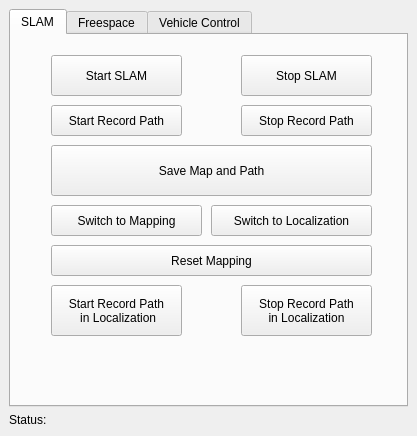
The window that src/rqt_state_machine/state_machine_controller.ui (JingruiYu/rqt_state_machine) describes before a commit, drawn with Qt 5.
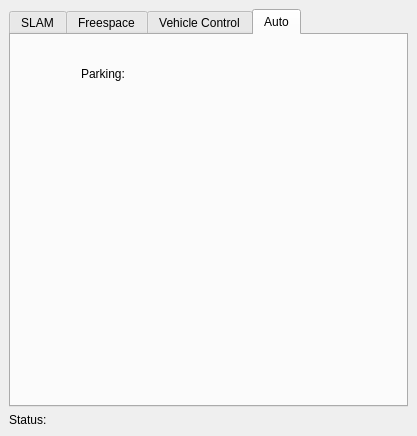
The same window after the commit.

Commit message: add state machine module: parking

The edit to the form file:
```diff
--- a/src/rqt_state_machine/state_machine_controller.ui
+++ b/src/rqt_state_machine/state_machine_controller.ui
@@ -41,7 +41,7 @@
       <item>
        <widget class="QTabWidget" name="tabWidget">
         <property name="currentIndex">
-         <number>0</number>
+         <number>3</number>
         </property>
         <widget class="QWidget" name="tabSlam">
          <attribute name="title">
@@ -242,6 +242,37 @@
           </property>
          </widget>
         </widget>
+        <widget class="QWidget" name="tabAuto">
+         <attribute name="title">
+          <string>Auto</string>
+         </attribute>
+         <widget class="QLabel" name="labelParking">
+          <property name="geometry">
+           <rect>
+            <x>70</x>
+            <y>30</y>
+            <width>67</width>
+            <height>17</height>
+           </rect>
+          </property>
+          <property name="text">
+           <string>Parking:</string>
+          </property>
+         </widget>
+         <widget class="QLabel" name="statusParking">
+          <property name="geometry">
+           <rect>
+            <x>140</x>
+            <y>30</y>
+            <width>181</width>
+            <height>17</height>
+           </rect>
+          </property>
+          <property name="text">
+           <string/>
+          </property>
+         </widget>
+        </widget>
        </widget>
       </item>
       <item>
```
The commit also changes 2 other files.
